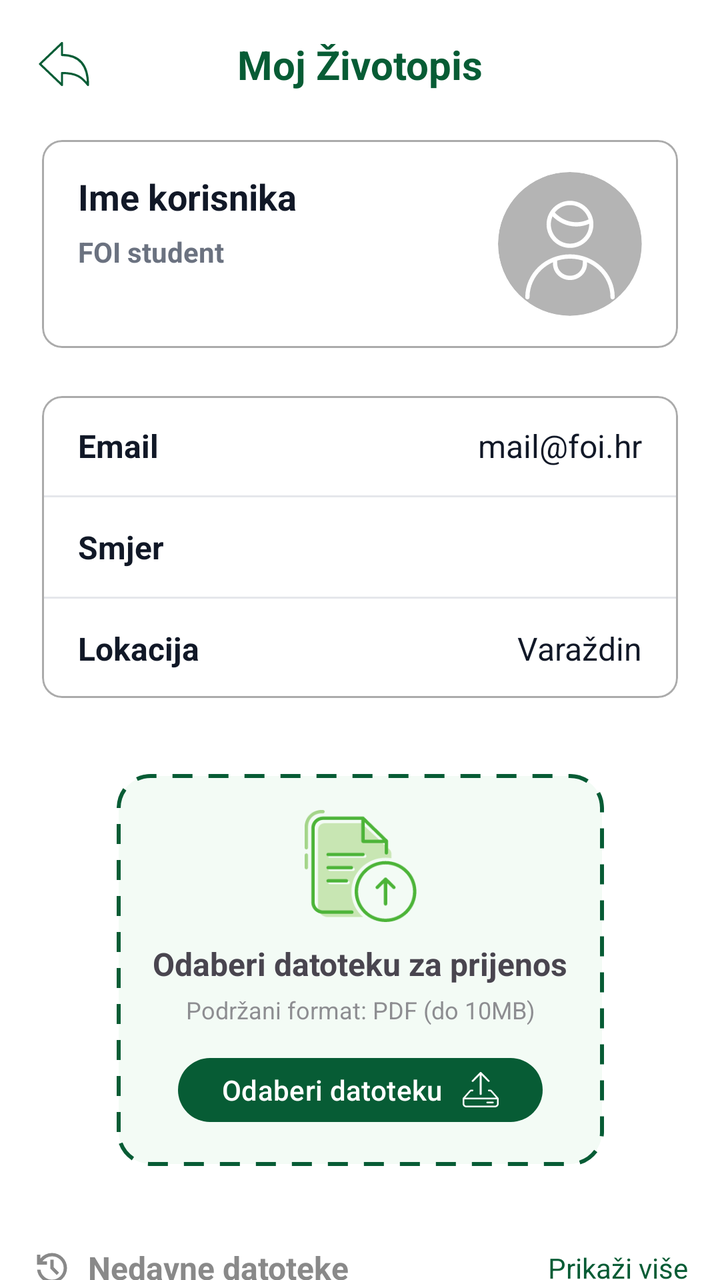
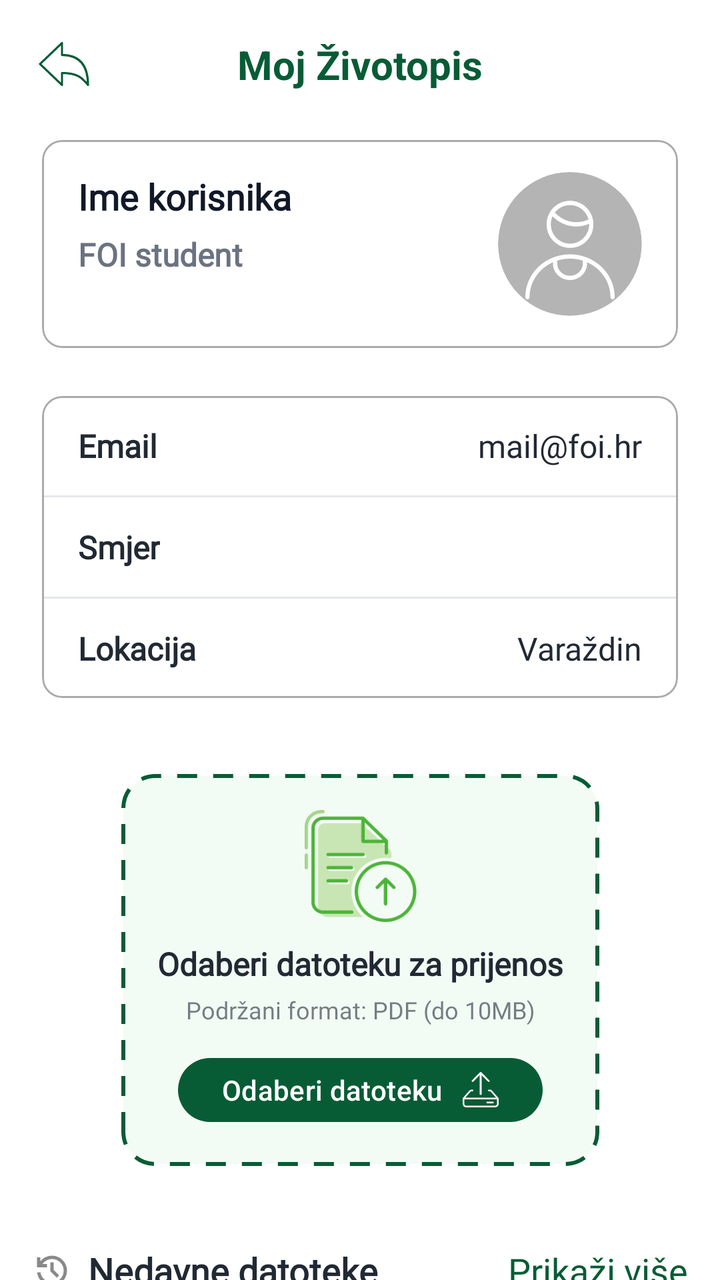

An Android layout rendered at two revisions. The XML below is the earlier revision; the diff shows what the commit changed to produce the second picture.
<!-- AndroidManifest.xml: application theme Theme.OTPStudent -->
<!-- res/layout/activity_my_cv.xml -->
<?xml version="1.0" encoding="utf-8"?>
<androidx.core.widget.NestedScrollView
    xmlns:android="http://schemas.android.com/apk/res/android"
    xmlns:app="http://schemas.android.com/apk/res-auto"
    android:layout_width="match_parent"
    android:layout_height="match_parent"
    android:fillViewport="true"
    android:background="@color/white">

    <androidx.constraintlayout.widget.ConstraintLayout
        android:id="@+id/root"
        android:layout_width="match_parent"
        android:layout_height="wrap_content"
        android:foregroundTint="@color/white"
        android:paddingStart="16dp"
        android:paddingEnd="16dp"
        android:paddingTop="16dp"
        android:paddingBottom="16dp">

        <androidx.constraintlayout.widget.ConstraintLayout
            android:id="@+id/headerSection"
            android:layout_width="0dp"
            android:layout_height="wrap_content"
            app:layout_constraintTop_toTopOf="parent"
            app:layout_constraintStart_toStartOf="parent"
            app:layout_constraintEnd_toEndOf="parent">

            <ImageView
                android:id="@+id/btnBack"
                android:layout_width="32dp"
                android:layout_height="32dp"
                android:src="@drawable/ic_back"
                android:contentDescription="@string/back_button"
                app:tint="@color/otp_green_dark"
                app:layout_constraintStart_toStartOf="parent"
                app:layout_constraintTop_toTopOf="parent"
                app:layout_constraintBottom_toBottomOf="parent" />

            <TextView
                android:id="@+id/tvTitle"
                android:layout_width="wrap_content"
                android:layout_height="wrap_content"
                android:text="@string/my_cv"
                android:textSize="20sp"
                android:textStyle="bold"
                android:textColor="@color/otp_green_dark"
                app:layout_constraintTop_toTopOf="parent"
                app:layout_constraintBottom_toBottomOf="parent"
                app:layout_constraintStart_toStartOf="parent"
                app:layout_constraintEnd_toEndOf="parent" />

        </androidx.constraintlayout.widget.ConstraintLayout>

        <androidx.constraintlayout.widget.ConstraintLayout
            android:id="@+id/userInfoSection"
            android:layout_width="0dp"
            android:layout_height="wrap_content"
            android:layout_marginTop="16dp"
            app:layout_constraintTop_toBottomOf="@id/headerSection"
            app:layout_constraintStart_toStartOf="parent"
            app:layout_constraintEnd_toEndOf="parent">

            <com.google.android.material.card.MaterialCardView
                android:id="@+id/cardUserTop"
                style="@style/SettingsCard"
                android:layout_width="0dp"
                android:layout_height="wrap_content"
                app:layout_constraintTop_toTopOf="parent"
                app:layout_constraintStart_toStartOf="parent"
                app:layout_constraintEnd_toEndOf="parent">

                <androidx.constraintlayout.widget.ConstraintLayout
                    android:layout_width="match_parent"
                    android:layout_height="wrap_content"
                    android:paddingStart="18dp"
                    android:paddingEnd="18dp"
                    android:paddingTop="16dp"
                    android:paddingBottom="16dp">

                    <TextView
                        android:id="@+id/tvUserName"
                        android:layout_width="0dp"
                        android:layout_height="wrap_content"
                        android:text="Ime korisnika"
                        android:textSize="18sp"
                        android:textStyle="bold"
                        android:textColor="#111827"
                        android:layout_marginEnd="12dp"
                        app:layout_constraintStart_toStartOf="parent"
                        app:layout_constraintTop_toTopOf="parent"
                        app:layout_constraintEnd_toStartOf="@id/ivUserAvatar" />

                    <TextView
                        android:id="@+id/tvUserStatus"
                        android:layout_width="0dp"
                        android:layout_height="wrap_content"
                        android:text="FOI student"
                        android:textSize="14sp"
                        android:textStyle="bold"
                        android:textColor="#6B7280"
                        android:layout_marginTop="6dp"
                        android:layout_marginEnd="12dp"
                        app:layout_constraintStart_toStartOf="parent"
                        app:layout_constraintTop_toBottomOf="@id/tvUserName"
                        app:layout_constraintEnd_toStartOf="@id/ivUserAvatar" />

                    <com.google.android.material.imageview.ShapeableImageView
                        android:id="@+id/ivUserAvatar"
                        android:layout_width="72dp"
                        android:layout_height="72dp"
                        android:src="@drawable/ic_profile_placeholder"
                        android:scaleType="centerCrop"
                        android:tint="@null"
                        app:shapeAppearanceOverlay="@style/CircleImageView"
                        app:layout_constraintEnd_toEndOf="parent"
                        app:layout_constraintTop_toTopOf="parent"
                        app:layout_constraintBottom_toBottomOf="parent" />


                </androidx.constraintlayout.widget.ConstraintLayout>
            </com.google.android.material.card.MaterialCardView>

            <com.google.android.material.card.MaterialCardView
                android:id="@+id/cardUserDetails"
                style="@style/SettingsCard"
                android:layout_width="match_parent"
                android:layout_height="wrap_content"
                android:layout_marginTop="12dp"
                app:layout_constraintTop_toBottomOf="@id/cardUserTop"
                app:layout_constraintStart_toStartOf="parent"
                app:layout_constraintEnd_toEndOf="parent"
                app:layout_constraintBottom_toBottomOf="parent">

                <LinearLayout
                    android:layout_width="match_parent"
                    android:layout_height="wrap_content"
                    android:orientation="vertical">

                    <androidx.constraintlayout.widget.ConstraintLayout
                        android:layout_width="match_parent"
                        android:layout_height="wrap_content"
                        android:paddingStart="18dp"
                        android:paddingEnd="18dp"
                        android:paddingTop="14dp"
                        android:paddingBottom="14dp">

                        <TextView
                            android:id="@+id/tvLabelEmail"
                            android:layout_width="wrap_content"
                            android:layout_height="wrap_content"
                            android:text="Email"
                            android:textSize="16sp"
                            android:textStyle="bold"
                            android:textColor="#111827"
                            app:layout_constraintStart_toStartOf="parent"
                            app:layout_constraintTop_toTopOf="parent"
                            app:layout_constraintBottom_toBottomOf="parent" />

                        <TextView
                            android:id="@+id/tvUserEmail"
                            android:layout_width="wrap_content"
                            android:layout_height="wrap_content"
                            android:text="mail@foi.hr"
                            android:textSize="16sp"
                            android:textColor="#111827"
                            app:layout_constraintEnd_toEndOf="parent"
                            app:layout_constraintTop_toTopOf="parent"
                            app:layout_constraintBottom_toBottomOf="parent" />
                    </androidx.constraintlayout.widget.ConstraintLayout>

                    <View
                        android:layout_width="match_parent"
                        android:layout_height="1dp"
                        android:background="#E5E7EB" />

                    <androidx.constraintlayout.widget.ConstraintLayout
                        android:layout_width="match_parent"
                        android:layout_height="wrap_content"
                        android:paddingStart="18dp"
                        android:paddingEnd="18dp"
                        android:paddingTop="14dp"
                        android:paddingBottom="14dp">

                        <TextView
                            android:id="@+id/tvLabelPosition"
                            android:layout_width="wrap_content"
                            android:layout_height="wrap_content"
                            android:text="Smjer"
                            android:textSize="16sp"
                            android:textStyle="bold"
                            android:textColor="#111827"
                            android:layout_marginEnd="12dp"
                            app:layout_constraintStart_toStartOf="parent"
                            app:layout_constraintTop_toTopOf="parent"
                            app:layout_constraintBottom_toBottomOf="parent" />


                        <TextView
                            android:id="@+id/tvUserPosition"
                            android:layout_width="0dp"
                            android:layout_height="wrap_content"
                            android:text=""
                            android:textSize="16sp"
                            android:textColor="#111827"
                            android:ellipsize="end"
                            android:maxLines="2"
                            android:gravity="end"
                            app:layout_constraintStart_toEndOf="@id/tvLabelPosition"
                            app:layout_constraintEnd_toEndOf="parent"
                            app:layout_constraintTop_toTopOf="parent"
                            app:layout_constraintBottom_toBottomOf="parent" />
                    </androidx.constraintlayout.widget.ConstraintLayout>

                    <View
                        android:layout_width="match_parent"
                        android:layout_height="1dp"
                        android:background="#E5E7EB" />

                    <androidx.constraintlayout.widget.ConstraintLayout
                        android:layout_width="match_parent"
                        android:layout_height="wrap_content"
                        android:paddingStart="18dp"
                        android:paddingEnd="18dp"
                        android:paddingTop="14dp"
                        android:paddingBottom="14dp">

                        <TextView
                            android:id="@+id/tvLabelLocation"
                            android:layout_width="wrap_content"
                            android:layout_height="wrap_content"
                            android:text="Lokacija"
                            android:textSize="16sp"
                            android:textStyle="bold"
                            android:textColor="#111827"
                            app:layout_constraintStart_toStartOf="parent"
                            app:layout_constraintTop_toTopOf="parent"
                            app:layout_constraintBottom_toBottomOf="parent" />

                        <TextView
                            android:id="@+id/tvUserLocation"
                            android:layout_width="wrap_content"
                            android:layout_height="wrap_content"
                            android:text="Varaždin"
                            android:textSize="16sp"
                            android:textColor="#111827"
                            app:layout_constraintEnd_toEndOf="parent"
                            app:layout_constraintTop_toTopOf="parent"
                            app:layout_constraintBottom_toBottomOf="parent" />
                    </androidx.constraintlayout.widget.ConstraintLayout>

                </LinearLayout>
            </com.google.android.material.card.MaterialCardView>

        </androidx.constraintlayout.widget.ConstraintLayout>

        <androidx.constraintlayout.widget.ConstraintLayout
            android:id="@+id/uploadSection"
            android:layout_width="0dp"
            android:layout_height="wrap_content"
            android:layout_marginVertical="32dp"
            app:layout_constraintTop_toBottomOf="@id/userInfoSection"
            app:layout_constraintStart_toStartOf="parent"
            app:layout_constraintEnd_toEndOf="parent">

            <com.google.android.material.card.MaterialCardView
                android:id="@+id/cardUpload"
                android:layout_width="wrap_content"
                android:layout_height="0dp"
                android:layout_weight="1"
                app:cardCornerRadius="16dp"
                app:cardBackgroundColor="@android:color/white"
                app:cardPreventCornerOverlap="false"
                app:cardUseCompatPadding="false"
                app:layout_constraintTop_toTopOf="parent"
                app:layout_constraintStart_toStartOf="parent"
                app:layout_constraintEnd_toEndOf="parent"
                app:strokeWidth="0dp"
                app:cardElevation="0dp">

                <androidx.constraintlayout.widget.ConstraintLayout
                    android:layout_width="match_parent"
                    android:layout_height="wrap_content"
                    android:background="@drawable/bg_upload_dashed"
                    android:padding="18dp"
                    android:clickable="true"
                    android:focusable="true"
                    android:foreground="?attr/selectableItemBackground">

                    <ImageView
                        android:id="@+id/ivUpload"
                        android:layout_width="56dp"
                        android:layout_height="56dp"
                        android:src="@drawable/ic_file_upload"
                        android:contentDescription="@string/upload_icon_desc"
                        app:layout_constraintTop_toTopOf="parent"
                        app:layout_constraintStart_toStartOf="parent"
                        app:layout_constraintEnd_toEndOf="parent" />

                    <TextView
                        android:id="@+id/tvChooseTitle"
                        android:layout_width="wrap_content"
                        android:layout_height="wrap_content"
                        android:text="@string/choose_file_for_upload"
                        android:textStyle="bold"
                        android:textSize="16sp"
                        android:layout_marginTop="10dp"
                        app:layout_constraintTop_toBottomOf="@id/ivUpload"
                        app:layout_constraintStart_toStartOf="parent"
                        app:layout_constraintEnd_toEndOf="parent" />

                    <TextView
                        android:id="@+id/tvSupported"
                        android:layout_width="wrap_content"
                        android:layout_height="wrap_content"
                        android:text="@string/supported_format_pdf"
                        android:textSize="12sp"
                        android:alpha="0.6"
                        android:layout_marginTop="4dp"
                        app:layout_constraintTop_toBottomOf="@id/tvChooseTitle"
                        app:layout_constraintStart_toStartOf="parent"
                        app:layout_constraintEnd_toEndOf="parent" />

                    <com.google.android.material.button.MaterialButton
                        android:id="@+id/btnUploadPdf"
                        style="@style/Widget.Material3.Button"
                        android:layout_width="wrap_content"
                        android:layout_height="40dp"
                        android:text="@string/choose_file"
                        android:layout_marginTop="12dp"
                        android:paddingStart="22dp"
                        android:paddingEnd="22dp"
                        app:cornerRadius="999dp"
                        app:layout_constraintTop_toBottomOf="@id/tvSupported"
                        app:layout_constraintStart_toStartOf="parent"
                        app:layout_constraintEnd_toEndOf="parent"
                        app:icon="@drawable/ic_cv_upload"
                        app:iconTint="@android:color/white"
                        app:iconGravity="textEnd"
                        app:iconPadding="10dp"/>

                </androidx.constraintlayout.widget.ConstraintLayout>
            </com.google.android.material.card.MaterialCardView>

        </androidx.constraintlayout.widget.ConstraintLayout>

        <androidx.constraintlayout.widget.ConstraintLayout
            android:id="@+id/recentHeaderSection"
            android:layout_width="match_parent"
            android:layout_height="0dp"
            android:layout_weight="1"
            android:layout_marginTop="40dp"
            app:layout_constraintTop_toBottomOf="@id/uploadSection"
            app:layout_constraintStart_toStartOf="parent"
            app:layout_constraintEnd_toEndOf="parent">

            <ImageView
                android:id="@+id/ivRecentIcon"
                android:layout_width="20dp"
                android:layout_height="20dp"
                android:src="@drawable/ic_history"
                android:contentDescription="@string/recent_files"
                app:tint="@color/otp_grey"
                app:layout_constraintStart_toStartOf="parent"
                app:layout_constraintTop_toTopOf="parent"
                app:layout_constraintBottom_toBottomOf="parent" />

            <TextView
                android:id="@+id/tvRecentTitle"
                android:layout_width="wrap_content"
                android:layout_height="wrap_content"
                android:text="@string/recent_files"
                android:textSize="16sp"
                android:textStyle="bold"
                android:textColor="@color/otp_grey"
                android:layout_marginStart="8dp"
                app:layout_constraintStart_toEndOf="@id/ivRecentIcon"
                app:layout_constraintTop_toTopOf="parent"
                app:layout_constraintBottom_toBottomOf="parent" />

            <TextView
                android:id="@+id/tvShowMore"
                android:layout_width="wrap_content"
                android:layout_height="wrap_content"
                android:text="@string/show_more"
                android:textSize="14sp"
                android:textColor="@color/otp_green_dark"
                app:layout_constraintEnd_toEndOf="parent"
                app:layout_constraintTop_toTopOf="parent"
                app:layout_constraintBottom_toBottomOf="parent" />

        </androidx.constraintlayout.widget.ConstraintLayout>


        <View
            android:id="@+id/divider"
            android:layout_width="0dp"
            android:layout_height="1dp"
            android:layout_marginTop="8dp"
            android:background="@color/otp_grey"
            app:layout_constraintTop_toBottomOf="@id/recentHeaderSection"
            app:layout_constraintStart_toStartOf="parent"
            app:layout_constraintEnd_toEndOf="parent" />

        <androidx.constraintlayout.widget.ConstraintLayout
            android:id="@+id/contentSection"
            android:layout_width="0dp"
            android:layout_height="wrap_content"
            android:layout_marginTop="4dp"
            app:layout_constraintTop_toBottomOf="@id/divider"
            app:layout_constraintStart_toStartOf="parent"
            app:layout_constraintEnd_toEndOf="parent"
            app:layout_constraintBottom_toBottomOf="parent">

            <TextView
                android:id="@+id/tvEmptyState"
                android:layout_width="match_parent"
                android:layout_height="0dp"
                android:layout_weight="1"
                android:text="@string/empty_state_no_cvs"
                android:textColor="@color/otp_grey"
                android:textSize="14sp"
                android:gravity="center"
                android:padding="24dp"
                android:visibility="gone"
                app:layout_constraintTop_toTopOf="parent"
                app:layout_constraintStart_toStartOf="parent"
                app:layout_constraintEnd_toEndOf="parent" />

            <androidx.recyclerview.widget.RecyclerView
                android:id="@+id/recyclerViewCvs"
                android:layout_width="match_parent"
                android:layout_height="wrap_content"
                android:nestedScrollingEnabled="false"
                android:paddingVertical="8dp"
                app:layout_constraintBottom_toBottomOf="parent"
                app:layout_constraintEnd_toEndOf="parent"
                app:layout_constraintStart_toStartOf="parent"
                app:layout_constraintTop_toTopOf="parent" />

        </androidx.constraintlayout.widget.ConstraintLayout>
    </androidx.constraintlayout.widget.ConstraintLayout>
</androidx.core.widget.NestedScrollView>
<!-- resources referenced by this layout -->
<resources>
  <color name="otp_green_dark">#075C35</color>
  <color name="otp_grey">#898989</color>
  <color name="white">#FFFFFFFF</color>
  <!-- drawable bg_upload_dashed (drawable) -->
  <?xml version="1.0" encoding="utf-8"?>
  <shape xmlns:android="http://schemas.android.com/apk/res/android"
      android:shape="rectangle">
  
      <solid android:color="#F3FBF5" />
  
      <corners android:radius="16dp" />
  
      <stroke
          android:width="2dp"
          android:color="@color/otp_green_dark"
          android:dashWidth="10dp"
          android:dashGap="8dp" />
  </shape>
  <!-- drawable ic_back (drawable) -->
  <vector xmlns:android="http://schemas.android.com/apk/res/android"
      android:width="30dp"
      android:height="30dp"
      android:viewportWidth="30"
      android:viewportHeight="30">
    <path
        android:strokeWidth="1"
        android:pathData="M14.063,24.844V19.219C20.883,19.219 23.402,21.197 26.25,24.844C26.25,17.858 23.931,10.781 14.063,10.781V5.156L3.75,15L14.063,24.844Z"
        android:strokeLineJoin="round"
        android:fillColor="#00000000"
        android:strokeColor="#000000"/>
  </vector>
  <string name="back_button">Natrag</string>
  <string name="choose_file">Odaberi datoteku</string>
  <string name="choose_file_for_upload">Odaberi datoteku za prijenos</string>
  <string name="empty_state_no_cvs">Još nemate prenesenih životopisa. Prenesite svoj prvi dokument putem gumba iznad.</string>
  <string name="my_cv">Moj Životopis</string>
  <string name="recent_files">Nedavne datoteke</string>
  <string name="show_more">Prikaži više</string>
  <string name="supported_format_pdf">Podržani format: PDF (do 10MB)</string>
  <string name="upload_icon_desc">Ikona prijenosa datoteke</string>
  <style name="CircleImageView">
          <item name="cornerFamily">rounded</item>
          <item name="cornerSize">50%</item>
      </style>
  <style name="SettingsCard" parent="Widget.MaterialComponents.CardView">
          <item name="cardCornerRadius">10dp</item>
          <item name="cardUseCompatPadding">true</item>
          <item name="cardElevation">0dp</item>
          <item name="strokeWidth">1dp</item>
          <item name="strokeColor">#ababab</item>
          <item name="cardBackgroundColor">@color/white</item>
      </style>
  <style name="Theme.OTPStudent" parent="Theme.Material3.Light.NoActionBar">
          <item name="colorPrimary">@color/otp_green</item>
          <item name="colorSecondary">@color/otp_green_dark</item>
          <item name="colorControlHighlight">@android:color/transparent</item>
          <item name="colorSecondaryContainer">@android:color/transparent</item>
          <item name="colorSurface">@android:color/white</item>
          <item name="android:colorBackground">@android:color/white</item>
      </style>
  <color name="otp_green">#075C35</color>
  <!-- unchanged entries left out for length: 4 -->
</resources>

<!-- the commit's change to res/layout/activity_my_cv.xml (unified diff, before → after) -->
@@ -79,10 +79,10 @@
 
                     <TextView
                         android:id="@+id/tvUserName"
+                        style="@style/Podnaslov"
                         android:layout_width="0dp"
                         android:layout_height="wrap_content"
                         android:text="Ime korisnika"
-                        android:textSize="18sp"
                         android:textStyle="bold"
                         android:textColor="#111827"
                         android:layout_marginEnd="12dp"
@@ -92,10 +92,10 @@
 
                     <TextView
                         android:id="@+id/tvUserStatus"
+                        style="@style/Tekst"
                         android:layout_width="0dp"
                         android:layout_height="wrap_content"
                         android:text="FOI student"
-                        android:textSize="14sp"
                         android:textStyle="bold"
                         android:textColor="#6B7280"
                         android:layout_marginTop="6dp"
@@ -103,6 +103,7 @@
                         app:layout_constraintStart_toStartOf="parent"
                         app:layout_constraintTop_toBottomOf="@id/tvUserName"
                         app:layout_constraintEnd_toStartOf="@id/ivUserAvatar" />
+
 
                     <com.google.android.material.imageview.ShapeableImageView
                         android:id="@+id/ivUserAvatar"
@@ -146,23 +147,22 @@
 
                         <TextView
                             android:id="@+id/tvLabelEmail"
+                            style="@style/Tekst"
                             android:layout_width="wrap_content"
                             android:layout_height="wrap_content"
                             android:text="Email"
-                            android:textSize="16sp"
                             android:textStyle="bold"
-                            android:textColor="#111827"
                             app:layout_constraintStart_toStartOf="parent"
                             app:layout_constraintTop_toTopOf="parent"
                             app:layout_constraintBottom_toBottomOf="parent" />
 
+
                         <TextView
                             android:id="@+id/tvUserEmail"
+                            style="@style/Tekst"
                             android:layout_width="wrap_content"
                             android:layout_height="wrap_content"
                             android:text="mail@foi.hr"
-                            android:textSize="16sp"
-                            android:textColor="#111827"
                             app:layout_constraintEnd_toEndOf="parent"
                             app:layout_constraintTop_toTopOf="parent"
                             app:layout_constraintBottom_toBottomOf="parent" />
@@ -183,25 +183,24 @@
 
                         <TextView
                             android:id="@+id/tvLabelPosition"
+                            style="@style/Tekst"
                             android:layout_width="wrap_content"
                             android:layout_height="wrap_content"
                             android:text="Smjer"
-                            android:textSize="16sp"
                             android:textStyle="bold"
-                            android:textColor="#111827"
                             android:layout_marginEnd="12dp"
                             app:layout_constraintStart_toStartOf="parent"
                             app:layout_constraintTop_toTopOf="parent"
                             app:layout_constraintBottom_toBottomOf="parent" />
 
 
+
                         <TextView
                             android:id="@+id/tvUserPosition"
+                            style="@style/Tekst"
                             android:layout_width="0dp"
                             android:layout_height="wrap_content"
                             android:text=""
-                            android:textSize="16sp"
-                            android:textColor="#111827"
                             android:ellipsize="end"
                             android:maxLines="2"
                             android:gravity="end"
@@ -226,26 +225,26 @@
 
                         <TextView
                             android:id="@+id/tvLabelLocation"
+                            style="@style/Tekst"
                             android:layout_width="wrap_content"
                             android:layout_height="wrap_content"
                             android:text="Lokacija"
-                            android:textSize="16sp"
                             android:textStyle="bold"
-                            android:textColor="#111827"
                             app:layout_constraintStart_toStartOf="parent"
                             app:layout_constraintTop_toTopOf="parent"
                             app:layout_constraintBottom_toBottomOf="parent" />
 
+
                         <TextView
                             android:id="@+id/tvUserLocation"
+                            style="@style/Tekst"
                             android:layout_width="wrap_content"
                             android:layout_height="wrap_content"
                             android:text="Varaždin"
-                            android:textSize="16sp"
-                            android:textColor="#111827"
                             app:layout_constraintEnd_toEndOf="parent"
                             app:layout_constraintTop_toTopOf="parent"
                             app:layout_constraintBottom_toBottomOf="parent" />
+
                     </androidx.constraintlayout.widget.ConstraintLayout>
 
                 </LinearLayout>
@@ -298,22 +297,24 @@
 
                     <TextView
                         android:id="@+id/tvChooseTitle"
+                        style="@style/Tekst"
                         android:layout_width="wrap_content"
                         android:layout_height="wrap_content"
                         android:text="@string/choose_file_for_upload"
                         android:textStyle="bold"
-                        android:textSize="16sp"
                         android:layout_marginTop="10dp"
                         app:layout_constraintTop_toBottomOf="@id/ivUpload"
                         app:layout_constraintStart_toStartOf="parent"
                         app:layout_constraintEnd_toEndOf="parent" />
 
+
                     <TextView
                         android:id="@+id/tvSupported"
+                        style="@style/MaliTekst"
                         android:layout_width="wrap_content"
                         android:layout_height="wrap_content"
                         android:text="@string/supported_format_pdf"
-                        android:textSize="12sp"
+                        android:textColor="@color/black"
                         android:alpha="0.6"
                         android:layout_marginTop="4dp"
                         app:layout_constraintTop_toBottomOf="@id/tvChooseTitle"
@@ -366,24 +367,23 @@
 
             <TextView
                 android:id="@+id/tvRecentTitle"
+                style="@style/Podnaslov"
                 android:layout_width="wrap_content"
                 android:layout_height="wrap_content"
                 android:text="@string/recent_files"
-                android:textSize="16sp"
                 android:textStyle="bold"
-                android:textColor="@color/otp_grey"
                 android:layout_marginStart="8dp"
                 app:layout_constraintStart_toEndOf="@id/ivRecentIcon"
                 app:layout_constraintTop_toTopOf="parent"
                 app:layout_constraintBottom_toBottomOf="parent" />
 
+
             <TextView
                 android:id="@+id/tvShowMore"
+                style="@style/PodnaslovInterakcija"
                 android:layout_width="wrap_content"
                 android:layout_height="wrap_content"
                 android:text="@string/show_more"
-                android:textSize="14sp"
-                android:textColor="@color/otp_green_dark"
                 app:layout_constraintEnd_toEndOf="parent"
                 app:layout_constraintTop_toTopOf="parent"
                 app:layout_constraintBottom_toBottomOf="parent" />
<!-- resource entries referenced after the edit -->
@@ -1,5 +1,6 @@
 <!-- resources referenced by this layout -->
 <resources>
+  <color name="black">#212934</color>
   <color name="otp_green_dark">#075C35</color>
   <color name="otp_grey">#898989</color>
   <color name="white">#FFFFFFFF</color>
@@ -44,6 +45,21 @@
           <item name="cornerFamily">rounded</item>
           <item name="cornerSize">50%</item>
       </style>
+  <style name="MaliTekst">
+          <item name="android:textColor">@color/black</item>
+          <item name="android:textSize">12sp</item>
+          <item name="android:fontFamily">@font/sf_pro_display_regular</item>
+      </style>
+  <style name="Podnaslov">
+          <item name="android:textColor">@color/black</item>
+          <item name="android:textSize">18sp</item>
+          <item name="android:fontFamily">@font/sf_pro_display_medium</item>
+      </style>
+  <style name="PodnaslovInterakcija">
+          <item name="android:textColor">@color/otp_green_dark</item>
+          <item name="android:textSize">18sp</item>
+          <item name="android:fontFamily">@font/sf_pro_display_medium</item>
+      </style>
   <style name="SettingsCard" parent="Widget.MaterialComponents.CardView">
           <item name="cardCornerRadius">10dp</item>
           <item name="cardUseCompatPadding">true</item>
@@ -51,6 +67,11 @@
           <item name="strokeWidth">1dp</item>
           <item name="strokeColor">#ababab</item>
           <item name="cardBackgroundColor">@color/white</item>
+      </style>
+  <style name="Tekst">
+          <item name="android:textColor">@color/black</item>
+          <item name="android:textSize">16sp</item>
+          <item name="android:fontFamily">@font/sf_pro_display_regular</item>
       </style>
   <style name="Theme.OTPStudent" parent="Theme.Material3.Light.NoActionBar">
           <item name="colorPrimary">@color/otp_green</item>
